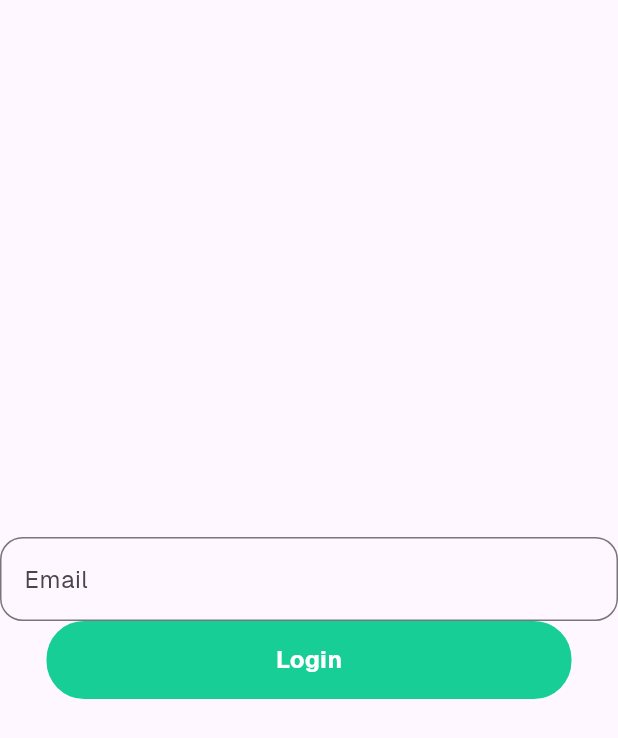
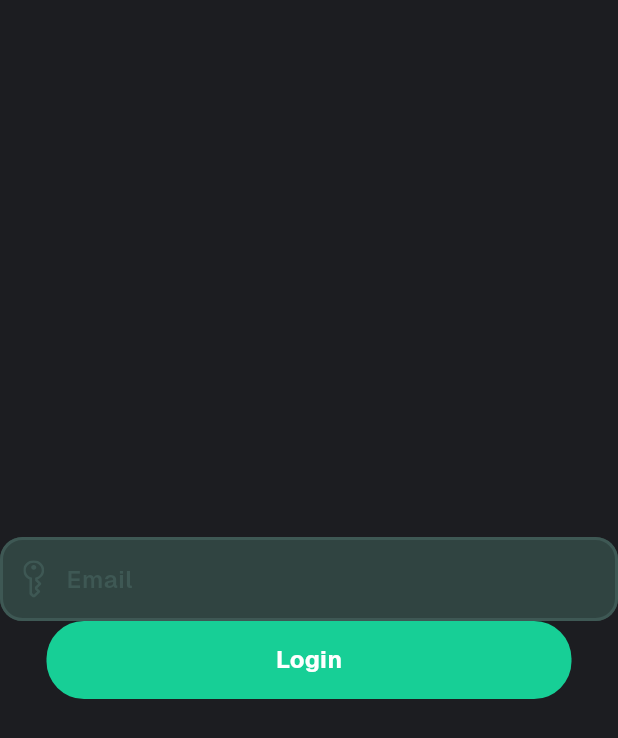
Before and after one commit to palp1ix/Smart-Hotel-App, a Flutter app: the screen it shows after launch, on a phone screen of 412 x 824 dp. Shown: the top 738 px of the screen. Run offline on Flutter 3.47's test engine with Material 3 defaults, Android fonts, the phone set to English and light mode, and no system bars; our stand-ins replace auto_route, flutter_blue_plus, flutter_svg.

Commit message:
feat: created textfield

```diff
--- /dev/null
+++ b/devtools_options.yaml
@@ -0,0 +1,3 @@
+description: This file stores settings for Dart & Flutter DevTools.
+documentation: https://docs.flutter.dev/tools/devtools/extensions#configure-extension-enablement-states
+extensions:
--- /dev/null
+++ b/lib/core/icons/icons.dart
@@ -0,0 +1,4 @@
+class AppIcons {
+  static String key = "assets/icons/key.svg";
+  static String atSymbol = "assets/icons/at_symbol.svg";
+}
--- a/lib/core/widgets/hotel_text_field.dart
+++ b/lib/core/widgets/hotel_text_field.dart
@@ -1,14 +1,18 @@
 import 'package:flutter/material.dart';
+import 'package:flutter_svg/flutter_svg.dart';
+import 'package:smart_hotel_app/core/colors/colors.dart';
 
 class HotelTextField extends StatefulWidget {
   const HotelTextField({
     super.key,
     required this.controller,
     required this.hintText,
+    this.prefixIconPath,
   });
 
   final TextEditingController controller;
   final String hintText;
+  final String? prefixIconPath;
 
   @override
   State<HotelTextField> createState() => _HotelTextFieldState();
@@ -17,15 +21,54 @@ class HotelTextField extends StatefulWidget {
 class _HotelTextFieldState extends State<HotelTextField> {
   @override
   Widget build(BuildContext context) {
+    final iconPath = widget.prefixIconPath;
+
     return TextField(
       controller: widget.controller,
+      cursorColor: Color(0xFF3E5854),
+      cursorWidth: 3,
+      style: TextStyle(
+        fontSize: 16,
+        fontVariations: [FontVariation('wght', 600)],
+      ),
       decoration: InputDecoration(
+        filled: true,
+        fillColor: AppColors.container, // Choose your desired background color
         hintText: widget.hintText,
-        border: OutlineInputBorder(
+        prefixIcon: iconPath != null ? _getIconWidget(iconPath) : null,
+        prefixIconConstraints: BoxConstraints(minWidth: 40, maxWidth: 40),
+        hintFadeDuration: Duration(milliseconds: 150),
+        hintStyle: TextStyle(
+          color: Color(0xFF3E5854),
+          fontVariations: [FontVariation('wght', 600)],
+        ),
+        enabledBorder: OutlineInputBorder(
+          borderRadius: BorderRadius.circular(
+            15,
+          ), // Adjust the radius as needed
+          borderSide: BorderSide(
+            color: Color(0xFF3E5854), // Color of the border when enabled
+            width: 2, // Width of the border
+          ),
+        ),
+        focusedBorder: OutlineInputBorder(
           borderRadius: BorderRadius.circular(15),
-          borderSide: BorderSide(color: Colors.red, width: 4),
+          borderSide: BorderSide(
+            color: AppColors.main, // Color of the border when focused
+            width: 2, // Width of the border when focused
+          ),
         ),
       ),
     );
   }
+
+  Widget _getIconWidget(String path) {
+    return Padding(
+      padding: const EdgeInsets.only(left: 15, right: 10),
+      child: SvgPicture.asset(
+        path,
+        colorFilter: ColorFilter.mode(Color(0xFF3E5854), BlendMode.srcIn),
+      ),
+    );
+  }
 }
--- a/lib/main.dart
+++ b/lib/main.dart
@@ -1,4 +1,5 @@
 import 'package:flutter/material.dart';
+import 'package:smart_hotel_app/core/colors/colors.dart';
 import 'package:smart_hotel_app/router/router.dart';
 
 void main() async {
@@ -14,7 +15,10 @@ class HotelApp extends StatelessWidget {
 
     return MaterialApp.router(
       routerConfig: router.config(),
-      theme: ThemeData(fontFamily: 'Geist'),
+      theme: ThemeData(
+        fontFamily: 'Geist',
+        colorScheme: ColorScheme.dark(surface: AppColors.background),
+      ),
     );
   }
 }
--- a/lib/src/presentation/login/login_screen.dart
+++ b/lib/src/presentation/login/login_screen.dart
@@ -1,6 +1,7 @@
 import 'package:auto_route/annotations.dart';
 import 'package:flutter/material.dart';
 import 'package:smart_hotel_app/core/colors/colors.dart';
+import 'package:smart_hotel_app/core/icons/icons.dart';
 import 'package:smart_hotel_app/core/widgets/hotel_primary_button.dart';
 import 'package:smart_hotel_app/core/widgets/hotel_text_field.dart';
 
@@ -22,7 +23,11 @@ class _LoginScreenState extends State<LoginScreen> {
         child: Column(
           mainAxisAlignment: MainAxisAlignment.center,
           children: [
-            HotelTextField(controller: controller, hintText: 'Email'),
+            HotelTextField(
+              controller: controller,
+              hintText: 'Email',
+              prefixIconPath: AppIcons.key,
+            ),
             HotelPrimaryButton(title: 'Login', color: AppColors.main),
           ],
         ),
--- a/pubspec.yaml
+++ b/pubspec.yaml
@@ -12,6 +12,7 @@ dependencies:
     sdk: flutter
   flutter_bloc: ^9.1.1
   flutter_blue_plus: ^1.35.5
+  flutter_svg: ^2.1.0
 
 dev_dependencies:
   flutter_test:
@@ -22,6 +23,8 @@ dev_dependencies:
 
 flutter:
   uses-material-design: true
+  assets:
+    - assets/icons/
   fonts:
     - family: Geist
       fonts:
```
Also changed, not shown: assets/icons/at_symbol.svg (added), assets/icons/key.svg (added), pubspec.lock.
